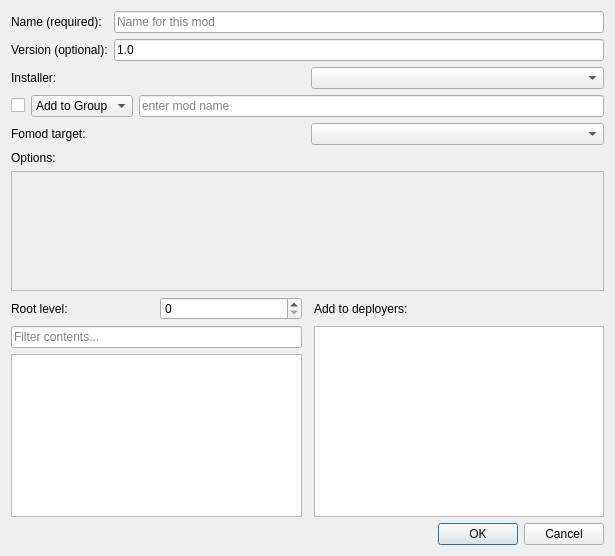
First picture: the form in src/ui/addmoddialog.ui, repository C-Nucifora/limo, before the edit.
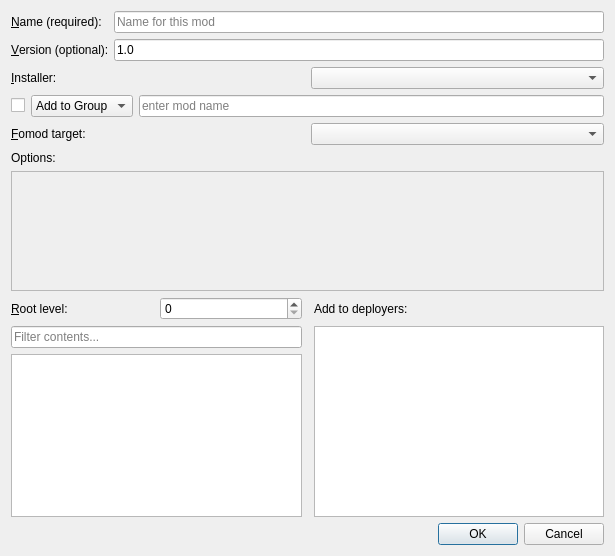
Second picture: the form after the edit. Custom widgets are drawn as their Qt base class.

Patch:
```diff
--- a/src/ui/addmoddialog.ui
+++ b/src/ui/addmoddialog.ui
@@ -45,7 +45,10 @@
         <string>This deployer's target directory is used by the fomod installer to check for file dependencies</string>
        </property>
        <property name="text">
-        <string>Fomod target:</string>
+        <string>&amp;Fomod target:</string>
+       </property>
+       <property name="buddy">
+        <cstring>fomod_deployer_box</cstring>
        </property>
       </widget>
      </item>
@@ -102,7 +105,10 @@
         <string>Mod name</string>
        </property>
        <property name="text">
-        <string>Name (required):</string>
+        <string>&amp;Name (required):</string>
+       </property>
+       <property name="buddy">
+        <cstring>name_text</cstring>
        </property>
       </widget>
      </item>
@@ -122,7 +128,10 @@
         <string>Mod version</string>
        </property>
        <property name="text">
-        <string>Version (optional):</string>
+        <string>&amp;Version (optional):</string>
+       </property>
+       <property name="buddy">
+        <cstring>version_text</cstring>
        </property>
       </widget>
      </item>
@@ -178,7 +187,10 @@
         <string>How many leading folder levels to strip from the mod's files so they install at the correct depth. Limo auto-detects this — only change it if the mod ends up in the wrong subfolder.</string>
        </property>
        <property name="text">
-        <string>Root level:</string>
+        <string>&amp;Root level:</string>
+       </property>
+       <property name="buddy">
+        <cstring>root_level_box</cstring>
        </property>
       </widget>
      </item>
@@ -237,7 +249,10 @@
         <string>Determines how mods are installed</string>
        </property>
        <property name="text">
-        <string>Installer:</string>
+        <string>&amp;Installer:</string>
+       </property>
+       <property name="buddy">
+        <cstring>installer_box</cstring>
        </property>
       </widget>
      </item>
```
